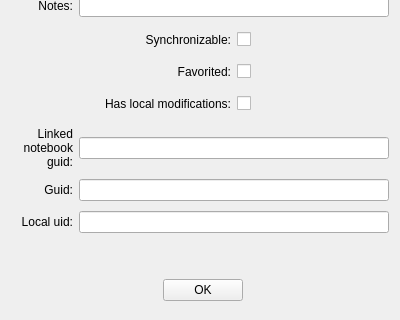
This is lib/widget/TagModelItemInfoWidget.ui in d1vanov/quentier as Qt 5 draws it before an edit; both pictures show x 0 to 400 and y 152 to 472 of the 400 by 472 pixel window. The edited form follows.
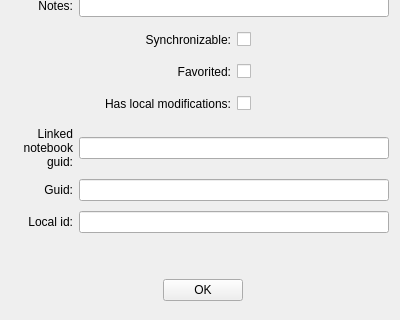
This is the edited form.

Patch:
```diff
--- a/lib/widget/TagModelItemInfoWidget.ui
+++ b/lib/widget/TagModelItemInfoWidget.ui
@@ -102,7 +102,7 @@
    <item row="8" column="1" colspan="2">
     <widget class="QLabel" name="localUidLabel">
      <property name="text">
-      <string>Local uid:</string>
+      <string>Local id:</string>
      </property>
      <property name="alignment">
       <set>Qt::AlignRight|Qt::AlignTrailing|Qt::AlignVCenter</set>
```
Left out of the diff: 4 changed lines with no effect on the pictures.
